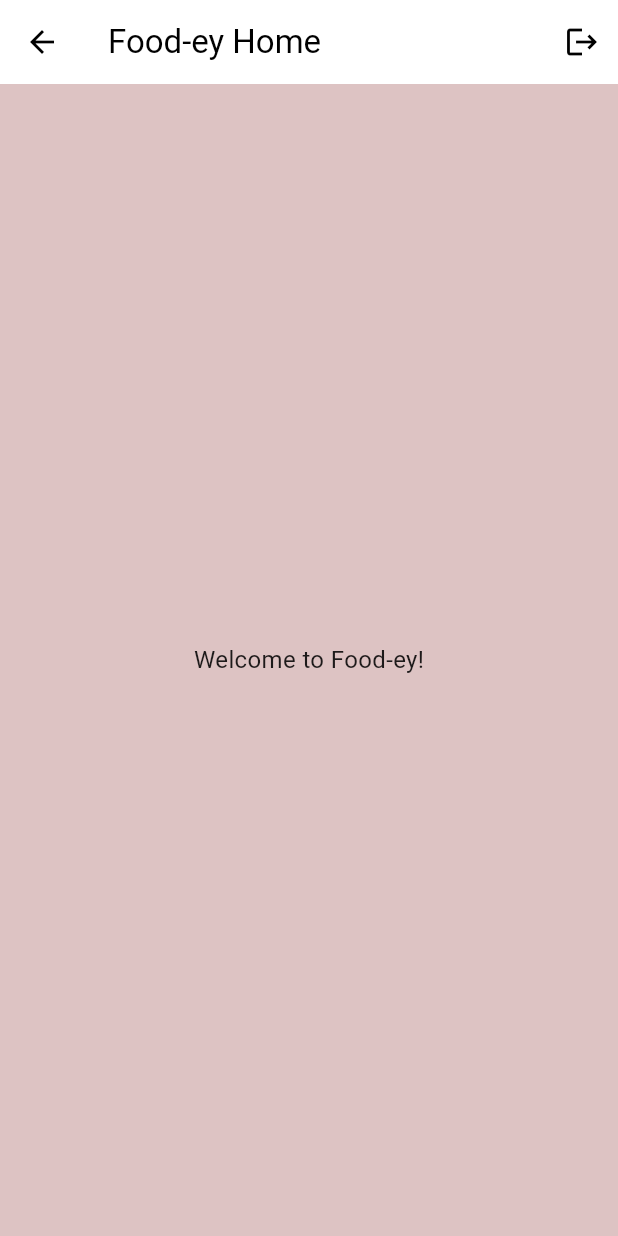
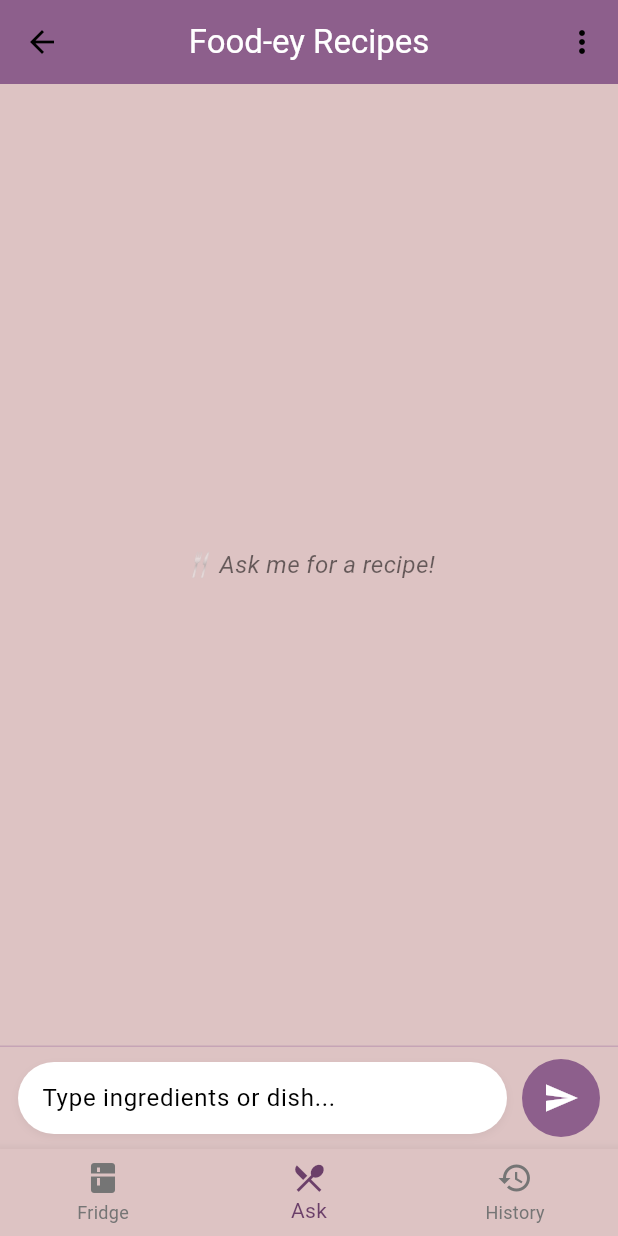
Before and after one commit to lolpanda2004/Ai-Recipe-Flutter, a Flutter app: the VerifyEmailPage screen opened by its route, after a tap on "I have verified, Continue", on a phone screen of 412 x 824 dp. Run offline on Flutter 3.47's test engine with Material 3 defaults, Android fonts, the phone set to English and light mode, and no system bars; our stand-ins replace firebase_auth, firebase_core, flutter_dotenv, google_sign_in; accounts and stored records are empty.

```diff
--- a/recipe_ui/lib/screens/home_page.dart
+++ b/recipe_ui/lib/screens/home_page.dart
@@ -1,26 +1,185 @@
 import 'package:flutter/material.dart';
+import 'package:recipe_ui/services/ai_service.dart';
 import 'package:recipe_ui/services/auth_service.dart';
+import 'package:recipe_ui/widgets/chat_bubble.dart';
+import 'package:recipe_ui/providers/theme_provider.dart';
 
-class HomePage extends StatelessWidget {
+class HomePage extends StatefulWidget {
   const HomePage({super.key});
 
   @override
+  State<HomePage> createState() => _HomePageState();
+}
+
+class _HomePageState extends State<HomePage> {
+  final TextEditingController _controller = TextEditingController();
+  final ScrollController _scrollController = ScrollController();
+  final List<Map<String, String>> _messages = [];
+  final AuthService _authService = AuthService();
+
+  bool _loading = false;
+
+  Future<void> _sendMessage() async {
+    final text = _controller.text.trim();
+    if (text.isEmpty) return;
+
+    setState(() {
+      _messages.add({"role": "user", "text": text});
+      _loading = true;
+    });
+    _controller.clear();
+
+    try {
+      final aiResponse = await AIService.getRecipe(text);
+      setState(() {
+        _messages.add({"role": "ai", "text": aiResponse});
+      });
+    } catch (e) {
+      setState(() {
+        _messages.add({"role": "ai", "text": "⚠️ Error: $e"});
+      });
+    } finally {
+      setState(() => _loading = false);
+
+      await Future.delayed(const Duration(milliseconds: 300));
+      if (_scrollController.hasClients) {
+        _scrollController.animateTo(
+          _scrollController.position.maxScrollExtent,
+          duration: const Duration(milliseconds: 400),
+          curve: Curves.easeOut,
+        );
+      }
+    }
+  }
+
+  Future<void> _logout() async {
+    await _authService.signOut();
+    if (mounted) {
+      Navigator.pushReplacementNamed(context, "/login");
+    }
+  }
+
+  @override
   Widget build(BuildContext context) {
-    final AuthService authService = AuthService();
-
     return Scaffold(
+      backgroundColor: AppColors.accent, // softer background
       appBar: AppBar(
-        title: const Text("Food-ey Home"),
+        backgroundColor: AppColors.primary,
+        title: const Text(
+          "Food-ey Recipes",
+          style: TextStyle(color: Colors.white),
+        ),
+        centerTitle: true,
         actions: [
-          IconButton(
-            icon: const Icon(Icons.logout),
-            onPressed: () async {
-              await authService.signOut();
+          PopupMenuButton<String>(
+            onSelected: (value) {
+              if (value == "logout") _logout();
             },
+            itemBuilder: (context) => [
+              const PopupMenuItem(
+                value: "logout",
+                child: Row(
+                  children: [
+                    Icon(Icons.logout, color: Colors.red),
+                    SizedBox(width: 8),
+                    Text("Logout"),
+                  ],
+                ),
+              ),
+            ],
           ),
         ],
       ),
-      body: const Center(child: Text("Welcome to Food-ey!")),
+      body: Column(
+        children: [
+          // Chat messages
+          Expanded(
+            child: _messages.isEmpty
+                ? const Center(
+                    child: Text(
+                      "🍴 Ask me for a recipe!",
+                      style: TextStyle(
+                        fontSize: 16,
+                        fontStyle: FontStyle.italic,
+                        color: Colors.black54,
+                      ),
+                    ),
+                  )
+                : ListView.builder(
+                    controller: _scrollController,
+                    padding: const EdgeInsets.symmetric(vertical: 8),
+                    itemCount: _messages.length,
+                    itemBuilder: (context, index) {
+                      final msg = _messages[index];
+                      return ChatBubble(
+                        text: msg["text"]!,
+                        isUser: msg["role"] == "user",
+                      );
+                    },
+                  ),
+          ),
+
+          if (_loading)
+            const Padding(
+              padding: EdgeInsets.all(8.0),
+              child: CircularProgressIndicator(),
+            ),
+
+          // Input field
+          SafeArea(
+            child: Container(
+              padding: const EdgeInsets.symmetric(horizontal: 12, vertical: 8),
+              decoration: BoxDecoration(
+                color: AppColors.accent,
+                border: Border(
+                  top: BorderSide(color: AppColors.secondary.withOpacity(0.4)),
+                ),
+              ),
+              child: Row(
+                children: [
+                  Expanded(
+                    child: Container(
+                      decoration: BoxDecoration(
+                        color: Colors.white,
+                        borderRadius: BorderRadius.circular(24),
+                        boxShadow: [
+                          BoxShadow(
+                            color: Colors.black.withOpacity(0.05),
+                            blurRadius: 4,
+                            offset: const Offset(0, 2),
+                          ),
+                        ],
+                      ),
+                      child: TextField(
+                        controller: _controller,
+                        textInputAction: TextInputAction.send,
+                        onSubmitted: (_) => _sendMessage(),
+                        decoration: const InputDecoration(
+                          hintText: "Type ingredients or dish...",
+                          border: InputBorder.none,
+                          contentPadding: EdgeInsets.symmetric(
+                            horizontal: 16,
+                            vertical: 12,
+                          ),
+                        ),
+                      ),
+                    ),
+                  ),
+                  const SizedBox(width: 10),
+                  GestureDetector(
+                    onTap: _loading ? null : _sendMessage,
+                    child: CircleAvatar(
+                      radius: 26,
+                      backgroundColor: AppColors.primary,
+                      child: const Icon(Icons.send, color: Colors.white),
+                    ),
+                  ),
+                ],
+              ),
+            ),
+          ),
+        ],
+      ),
     );
   }
 }
--- a/recipe_ui/lib/screens/login_page.dart
+++ b/recipe_ui/lib/screens/login_page.dart
@@ -30,7 +30,7 @@ class _LoginPageState extends State<LoginPage> {
 
         if (user != null && user.emailVerified) {
           if (mounted) {
-            Navigator.pushReplacementNamed(context, "/home");
+            Navigator.pushReplacementNamed(context, "/shell");
           }
         } else {
           await _authService.resendVerificationEmail();
--- /dev/null
+++ b/recipe_ui/lib/screens/main_shell.dart
@@ -0,0 +1,50 @@
+import 'package:flutter/material.dart';
+import 'package:recipe_ui/screens/home_page.dart';
+import 'package:recipe_ui/screens/fridge_page.dart';
+import 'package:recipe_ui/screens/history_page.dart';
+import 'package:recipe_ui/providers/theme_provider.dart';
+
+class MainShell extends StatefulWidget {
+  const MainShell({super.key});
+
+  @override
+  State<MainShell> createState() => _MainShellState();
+}
+
+class _MainShellState extends State<MainShell> {
+  int _selectedIndex = 1; // middle page by default
+
+  final List<Widget> _pages = const [
+    FridgePage(),
+    HomePage(), // Ask a Recipe
+    HistoryPage(),
+  ];
+
+  void _onTap(int index) {
+    setState(() {
+      _selectedIndex = index;
+    });
+  }
+
+  @override
+  Widget build(BuildContext context) {
+    return Scaffold(
+      body: _pages[_selectedIndex],
+      bottomNavigationBar: BottomNavigationBar(
+        currentIndex: _selectedIndex,
+        onTap: _onTap,
+        backgroundColor: AppColors.accent,
+        selectedItemColor: AppColors.primaryDark,
+        unselectedItemColor: Colors.grey[600],
+        items: const [
+          BottomNavigationBarItem(icon: Icon(Icons.kitchen), label: "Fridge"),
+          BottomNavigationBarItem(
+            icon: Icon(Icons.restaurant_menu),
+            label: "Ask",
+          ),
+          BottomNavigationBarItem(icon: Icon(Icons.history), label: "History"),
+        ],
+      ),
+    );
+  }
+}
--- a/recipe_ui/lib/screens/verify_email.dart
+++ b/recipe_ui/lib/screens/verify_email.dart
@@ -19,7 +19,7 @@ class _VerifyEmailPageState extends State<VerifyEmailPage> {
     setState(() => loading = false);
 
     if (verified && mounted) {
-      Navigator.pushReplacementNamed(context, '/home');
+      Navigator.pushReplacementNamed(context, '/shell');
     }
   }
 
```
Also changed, not shown: recipe_ui/lib/main.dart (+15 -5 lines), recipe_ui/lib/screens/fridge_page.dart (added, +12 -0 lines), recipe_ui/lib/screens/history_page.dart (added, +12 -0 lines), recipe_ui/lib/services/ai_service.dart (added, +55 -0 lines), recipe_ui/lib/widgets/chat_bubble.dart (added, +31 -0 lines), recipe_ui/pubspec.yaml (+5 -3 lines), recipe_ui/pubspec.lock, 3 other files.
